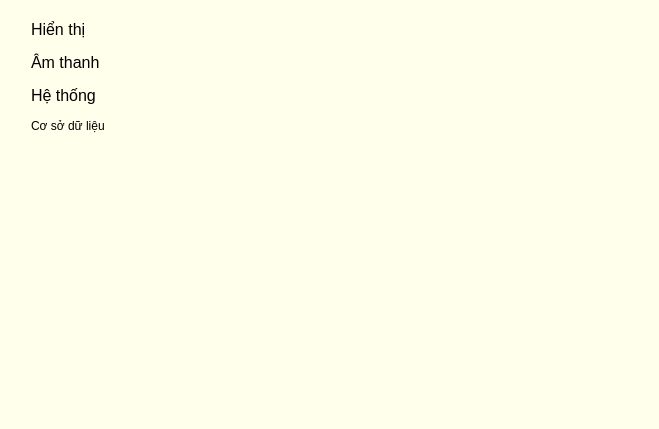
Above: SettingScreen/Ui/ManHinhSetting.ui from Lam-dev/EAI_Project before the change. Below: the same form after it.
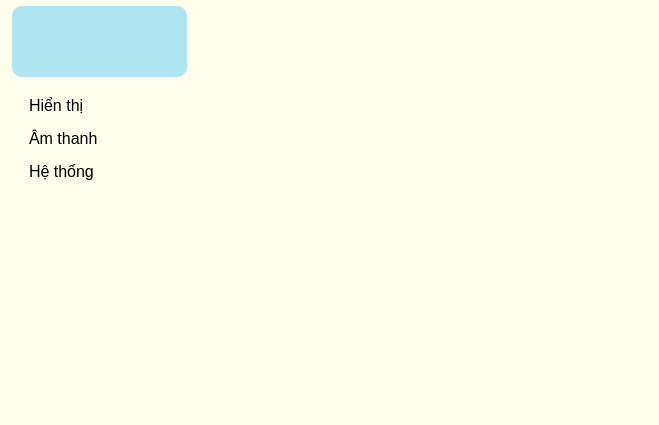
That is the form after the change. Icons and pictures are not drawn.

What changed in the file:
```diff
--- a/SettingScreen/Ui/ManHinhSetting.ui
+++ b/SettingScreen/Ui/ManHinhSetting.ui
@@ -7,7 +7,7 @@
     <x>0</x>
     <y>0</y>
     <width>659</width>
-    <height>429</height>
+    <height>425</height>
    </rect>
   </property>
   <property name="windowTitle">
@@ -41,8 +41,8 @@
    <widget class="QWidget" name="formLayoutWidget">
     <property name="geometry">
      <rect>
-      <x>12</x>
-      <y>22</y>
+      <x>10</x>
+      <y>98</y>
       <width>181</width>
       <height>209</height>
      </rect>
@@ -118,22 +118,15 @@
        </property>
       </widget>
      </item>
-     <item row="3" column="1">
-      <widget class="QLabel" name="lb_textDatabaseSetting">
-       <property name="text">
-        <string>&lt;html&gt;&lt;head/&gt;&lt;body&gt;&lt;p&gt;Cơ sở dữ liệu&lt;/p&gt;&lt;/body&gt;&lt;/html&gt;</string>
-       </property>
-      </widget>
-     </item>
     </layout>
    </widget>
    <widget class="QPushButton" name="pushButton_shutdown">
     <property name="geometry">
      <rect>
       <x>12</x>
-      <y>388</y>
-      <width>37</width>
-      <height>31</height>
+      <y>368</y>
+      <width>63</width>
+      <height>51</height>
      </rect>
     </property>
     <property name="text">
@@ -146,23 +139,33 @@
     </property>
     <property name="iconSize">
      <size>
-      <width>30</width>
-      <height>30</height>
+      <width>50</width>
+      <height>50</height>
      </size>
     </property>
    </widget>
-   <widget class="QPushButton" name="pushButton_goToHideSetting">
+   <widget class="QLabel" name="label_forShowDateTime">
     <property name="geometry">
      <rect>
-      <x>34</x>
-      <y>266</y>
-      <width>127</width>
-      <height>89</height>
+      <x>10</x>
+      <y>8</y>
+      <width>175</width>
+      <height>71</height>
      </rect>
     </property>
+    <property name="styleSheet">
+     <string notr="true">color: rgb(0, 120, 0);
+font: 57 bold 18pt &quot;Ubuntu&quot;;
+background-color: rgba(0, 170, 255, 80);
+border-width:1px;
+</string>
+    </property>
     <property name="text">
      <string/>
     </property>
+    <property name="alignment">
+     <set>Qt::AlignCenter</set>
+    </property>
    </widget>
   </widget>
   <widget class="QFrame" name="frame_containSettingContent">
```
